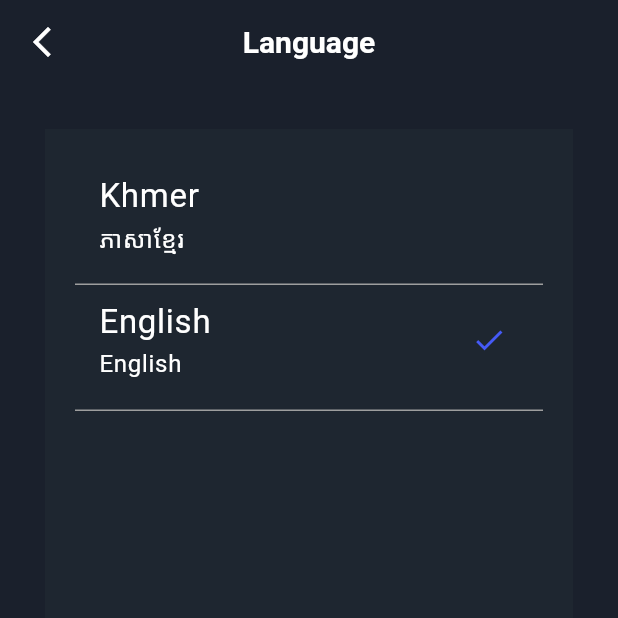
After one commit to kongpda/fork_flutter_project_II, a Flutter app: the ChangeLanguageScreen screen opened directly, on a phone screen of 412 x 824 dp, the top half of it. The commit adds this screen. Run offline on Flutter 3.47's test engine with Material 3 defaults, Android fonts, the light colour scheme and no system bars; network calls fail.

Commit message:
change language

```diff
--- a/lib/detail_screen.dart
+++ b/lib/detail_screen.dart
@@ -17,6 +17,10 @@ class _DetailScreenState extends State<DetailScreen> {
     return Scaffold(
       appBar: AppBar(
         backgroundColor: Color(0xFF1A202C),
+        leading: IconButton(
+          icon: Icon(Icons.arrow_back_ios_new, color: Colors.white),
+          onPressed: () => Navigator.pop(context),
+        ),
         title: Center(
         child: Column(children: [
           Positioned(
--- /dev/null
+++ b/lib/language_data.dart
@@ -0,0 +1,16 @@
+class Language {
+  String get feature => "Feature";
+  String get popular => "Popular Events";
+  String get more => "View more";
+  String get language => "Language";
+}
+class LanguageKh extends Language {
+  @override
+  String get feature => "សំខាន់ៗ";
+  @override
+  String get popular => "ព្រឹត្តិការណ៍ល្បីៗ";
+  @override
+  String get more => "មើលច្រើនទៀត";
+  @override
+  String get language => "ភាសារ";
+}
--- /dev/null
+++ b/lib/language_logic.dart
@@ -0,0 +1,21 @@
+import 'package:flutter/material.dart';
+import 'package:flutter_project_ii/language_data.dart';
+
+class LanguageLogic extends ChangeNotifier{
+  Language _language = Language();
+  Language get language => _language;
+
+  int _langIndex = 0;
+  int get langIndex => _langIndex;
+
+  void changeLanguage(){
+    _langIndex = 0;
+    _language = Language();
+    notifyListeners();
+  }
+  void changeToKh(){
+    _langIndex = 1;
+    _language = LanguageKh();
+    notifyListeners();
+  }
+}
--- a/lib/main_screen.dart
+++ b/lib/main_screen.dart
@@ -1,7 +1,7 @@
 import 'package:flutter/material.dart';
 import 'package:flutter_project_ii/favorite_screen.dart';
 import 'package:flutter_project_ii/home_screen.dart';
-import 'package:flutter_project_ii/profile_screen.dart';
+import 'package:flutter_project_ii/profile_module/profile_screen.dart';
 import 'package:flutter/cupertino.dart';
 import 'package:flutter_project_ii/tickets/tickets_screen.dart';
 
--- /dev/null
+++ b/lib/profile_module/language_screen.dart
@@ -0,0 +1,99 @@
+import 'package:flutter/material.dart';
+import 'package:flutter_project_ii/language_data.dart';
+import 'package:flutter_project_ii/language_logic.dart';
+import 'package:provider/provider.dart';
+
+class ChangeLanguageScreen extends StatefulWidget {
+  const ChangeLanguageScreen({super.key});
+
+  @override
+  State<ChangeLanguageScreen> createState() => _ChangeLanguageScreenState();
+}
+
+class _ChangeLanguageScreenState extends State<ChangeLanguageScreen> {
+  //Language _lang = Language();
+  int _langIndex = 0;
+  @override
+  Widget build(BuildContext context) {
+    Language _lang = context.watch<LanguageLogic>().language;
+    int _langIndex = context.watch<LanguageLogic>().langIndex;
+    return Scaffold(
+      backgroundColor: Color(0xFF1A202C),
+      appBar: AppBar(
+        backgroundColor: Colors.transparent,
+        elevation: 0,
+        leading: IconButton(
+          icon: Icon(Icons.arrow_back_ios_new, color: Colors.white),
+          onPressed: () => Navigator.pop(context),
+        ),
+        title: Text(
+          _lang.language,
+          style: TextStyle(
+            color: Colors.white,
+            fontSize: 20,
+            fontWeight: FontWeight.w600,
+          ),
+        ),
+        centerTitle: true,
+      ),
+      body: Container(
+        padding: EdgeInsets.all(30),
+        child: Container(
+          color: Color(0xFF1E2630),
+        padding: EdgeInsets.all(20),
+          child: Row(
+            children: [
+              Expanded(
+                child: Column(
+                  children: [
+                    Container(
+                      padding: EdgeInsets.only(bottom: 10),
+                      decoration: BoxDecoration(
+                        border: Border(bottom: BorderSide(color: Colors.grey),),
+                      ),
+                      child: ListTile(
+                        title: Column(
+                          mainAxisAlignment: MainAxisAlignment.start,
+                          crossAxisAlignment: CrossAxisAlignment.start,
+                          children: [
+                            Text('Khmer', style:TextStyle(color: Colors.white,fontSize: 22)),
+                            Text('ភាសាខ្មែរ', style:TextStyle(color: Colors.white))
+                          ]
+                        ),
+                        onTap: () {
+                        context.read<LanguageLogic>().changeToKh();
+                        },
+                         trailing: _langIndex == 1 ? const Icon(Icons.check, color: Color(0xFF455AF7),) : null,
+                      ),
+                    ),
+
+                    Container(
+                      padding: EdgeInsets.only(bottom: 10),
+                      decoration: BoxDecoration(
+                        border: Border(bottom: BorderSide(color: Colors.grey),),
+                      ),
+                      child: ListTile(
+                        title: Column(
+                          mainAxisAlignment: MainAxisAlignment.start,
+                          crossAxisAlignment: CrossAxisAlignment.start,
+                          children: [
+                            Text('English', style:TextStyle(color: Colors.white,fontSize: 22)),
+                            Text('English', style:TextStyle(color: Colors.white))
+                          ]
+                        ),
+                        onTap: () {
+                        context.read<LanguageLogic>().changeLanguage();
+                        },
+                         trailing: _langIndex == 0 ? const Icon(Icons.check, color: Color(0xFF455AF7)) : null,
+                      ),
+                    ),
+                  ],
+                )
+              ),
+            ],
+          ),
+        ),
+      ),
+    );
+  }
+}
--- a/lib/tickets/tickets_screen.dart
+++ b/lib/tickets/tickets_screen.dart
@@ -27,9 +27,9 @@ class _TicketsScreenState extends State<TicketsScreen>
   @override
   Widget build(BuildContext context) {
     return Scaffold(
-      backgroundColor: Color(0xFF11151C),
+      backgroundColor: Color(0xFF1A202C),
       appBar: AppBar(
-        backgroundColor: Color(0xFF11151C),
+        backgroundColor: Color(0xFF1A202C),
         title: Text('My Ticket', style: TextStyle(color: Colors.white)),
       ),
       body: Column(
@@ -152,7 +152,7 @@ class _TicketsScreenState extends State<TicketsScreen>
       child: Container(
         padding: EdgeInsets.all(16),
         decoration: BoxDecoration(
-          color: Color(0xFF1E2630),
+          color: Color(0xFF1A1D24),
           borderRadius: BorderRadius.circular(12),
         ),
         child: Row(
--- a/pubspec.yaml
+++ b/pubspec.yaml
@@ -34,6 +34,7 @@ dependencies:
   # The following adds the Cupertino Icons font to your application.
   # Use with the CupertinoIcons class for iOS style icons.
   cupertino_icons: ^1.0.8
+  provider: ^6.1.2
 
 dev_dependencies:
   flutter_test:
```
Also changed, not shown: lib/home_screen.dart (+12 -6 lines), lib/main.dart (+11 -1 lines), lib/profile_module/profile_screen.dart (renamed from lib/profile_screen.dart, +153 -5 lines), pubspec.lock.
